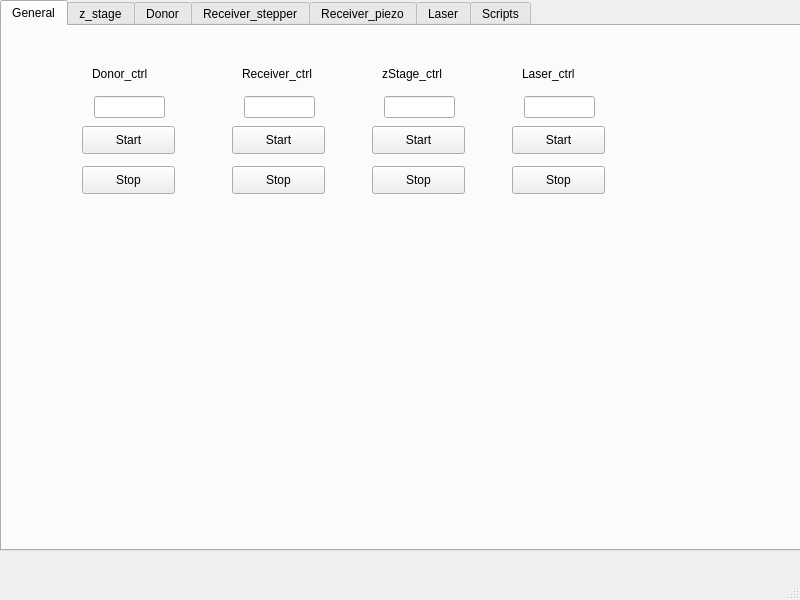
rp100057/UT_GUI, file Qt_interface/LIFT_GUI.ui: the form before one commit.
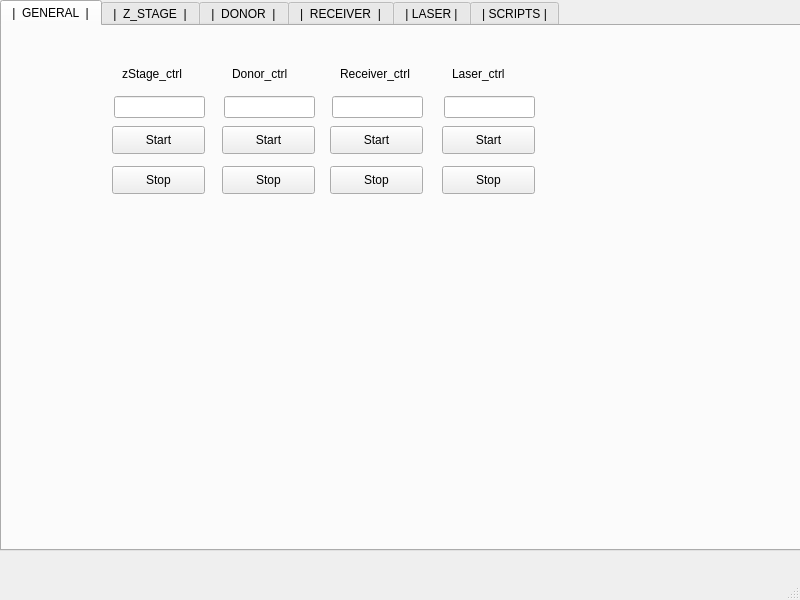
The form after the commit. The open tabs and pages were chosen to show the change.

```diff
--- a/Qt_interface/LIFT_GUI.ui
+++ b/Qt_interface/LIFT_GUI.ui
@@ -31,12 +31,12 @@
     </property>
     <widget class="QWidget" name="tab_general">
      <attribute name="title">
-      <string>General</string>
+      <string>|  GENERAL  |</string>
      </attribute>
      <widget class="QPushButton" name="pushButton_donor_ctrl_start">
       <property name="geometry">
        <rect>
-        <x>80</x>
+        <x>220</x>
         <y>100</y>
         <width>93</width>
         <height>28</height>
@@ -49,7 +49,7 @@
      <widget class="QPushButton" name="pushButton_donor_ctrl_stop">
       <property name="geometry">
        <rect>
-        <x>80</x>
+        <x>220</x>
         <y>140</y>
         <width>93</width>
         <height>28</height>
@@ -65,9 +65,9 @@
       </property>
       <property name="geometry">
        <rect>
-        <x>92</x>
+        <x>222</x>
         <y>70</y>
-        <width>71</width>
+        <width>91</width>
         <height>22</height>
        </rect>
       </property>
@@ -78,7 +78,7 @@
      <widget class="QLabel" name="label_donor_ctrl">
       <property name="geometry">
        <rect>
-        <x>90</x>
+        <x>230</x>
         <y>40</y>
         <width>81</width>
         <height>16</height>
@@ -94,9 +94,9 @@
       </property>
       <property name="geometry">
        <rect>
-        <x>242</x>
+        <x>330</x>
         <y>70</y>
-        <width>71</width>
+        <width>91</width>
         <height>22</height>
        </rect>
       </property>
@@ -107,7 +107,7 @@
      <widget class="QLabel" name="label_reveiver_ctrl">
       <property name="geometry">
        <rect>
-        <x>240</x>
+        <x>338</x>
         <y>40</y>
         <width>81</width>
         <height>16</height>
@@ -120,7 +120,7 @@
      <widget class="QPushButton" name="pushButton_receiver_ctrl_start">
       <property name="geometry">
        <rect>
-        <x>230</x>
+        <x>328</x>
         <y>100</y>
         <width>93</width>
         <height>28</height>
@@ -133,7 +133,7 @@
      <widget class="QPushButton" name="pushButton_receiver_ctrl_stop">
       <property name="geometry">
        <rect>
-        <x>230</x>
+        <x>328</x>
         <y>140</y>
         <width>93</width>
         <height>28</height>
@@ -146,7 +146,7 @@
      <widget class="QPushButton" name="pushButton_zstage_ctrl_stop">
       <property name="geometry">
        <rect>
-        <x>370</x>
+        <x>110</x>
         <y>140</y>
         <width>93</width>
         <height>28</height>
@@ -162,9 +162,9 @@
       </property>
       <property name="geometry">
        <rect>
-        <x>382</x>
+        <x>112</x>
         <y>70</y>
-        <width>71</width>
+        <width>91</width>
         <height>22</height>
        </rect>
       </property>
@@ -175,7 +175,7 @@
      <widget class="QLabel" name="label_zstage_ctrl">
       <property name="geometry">
        <rect>
-        <x>380</x>
+        <x>120</x>
         <y>40</y>
         <width>81</width>
         <height>16</height>
@@ -188,7 +188,7 @@
      <widget class="QPushButton" name="pushButton_zstage_ctrl_start">
       <property name="geometry">
        <rect>
-        <x>370</x>
+        <x>110</x>
         <y>100</y>
         <width>93</width>
         <height>28</height>
@@ -201,7 +201,7 @@
      <widget class="QLabel" name="label_laser_ctrl">
       <property name="geometry">
        <rect>
-        <x>520</x>
+        <x>450</x>
         <y>40</y>
         <width>81</width>
         <height>16</height>
@@ -217,9 +217,9 @@
       </property>
       <property name="geometry">
        <rect>
-        <x>522</x>
+        <x>442</x>
         <y>70</y>
-        <width>71</width>
+        <width>91</width>
         <height>22</height>
        </rect>
       </property>
@@ -230,7 +230,7 @@
      <widget class="QPushButton" name="pushButton_laser_ctrl_start">
       <property name="geometry">
        <rect>
-        <x>510</x>
+        <x>440</x>
         <y>100</y>
         <width>93</width>
         <height>28</height>
@@ -243,7 +243,7 @@
      <widget class="QPushButton" name="pushButton_laser_ctrl_stop">
       <property name="geometry">
        <rect>
-        <x>510</x>
+        <x>440</x>
         <y>140</y>
         <width>93</width>
         <height>28</height>
@@ -256,7 +256,7 @@
     </widget>
     <widget class="QWidget" name="tab_z_stage">
      <attribute name="title">
-      <string>z_stage</string>
+      <string>|  Z_STAGE  |</string>
      </attribute>
      <widget class="QGroupBox" name="groupBox_zstage">
       <property name="geometry">
@@ -343,7 +343,7 @@
     </widget>
     <widget class="QWidget" name="tab_donor">
      <attribute name="title">
-      <string>Donor</string>
+      <string>|  DONOR  |</string>
      </attribute>
      <widget class="QGroupBox" name="groupBox_donor_x">
       <property name="geometry">
@@ -512,7 +512,7 @@
     </widget>
     <widget class="QWidget" name="tab_receiver_stepper">
      <attribute name="title">
-      <string>Receiver_stepper</string>
+      <string>|  RECEIVER  |</string>
      </attribute>
      <widget class="QGroupBox" name="groupBox_receiver_stepper_x">
       <property name="geometry">
@@ -761,14 +761,9 @@
       </widget>
      </widget>
     </widget>
-    <widget class="QWidget" name="tab_receiver_piezo">
-     <attribute name="title">
-      <string>Receiver_piezo</string>
-     </attribute>
-    </widget>
     <widget class="QWidget" name="tab_laser">
      <attribute name="title">
-      <string>Laser</string>
+      <string>| LASER |</string>
      </attribute>
      <widget class="QGroupBox" name="groupBox_laser">
       <property name="geometry">
@@ -920,7 +915,7 @@
     </widget>
     <widget class="QWidget" name="tab_scripts">
      <attribute name="title">
-      <string>Scripts</string>
+      <string>| SCRIPTS |</string>
      </attribute>
      <widget class="QPushButton" name="pushButton_super_print3D">
       <property name="geometry">
```
Left out of the diff: 77 changed lines with no effect on the pictures.
